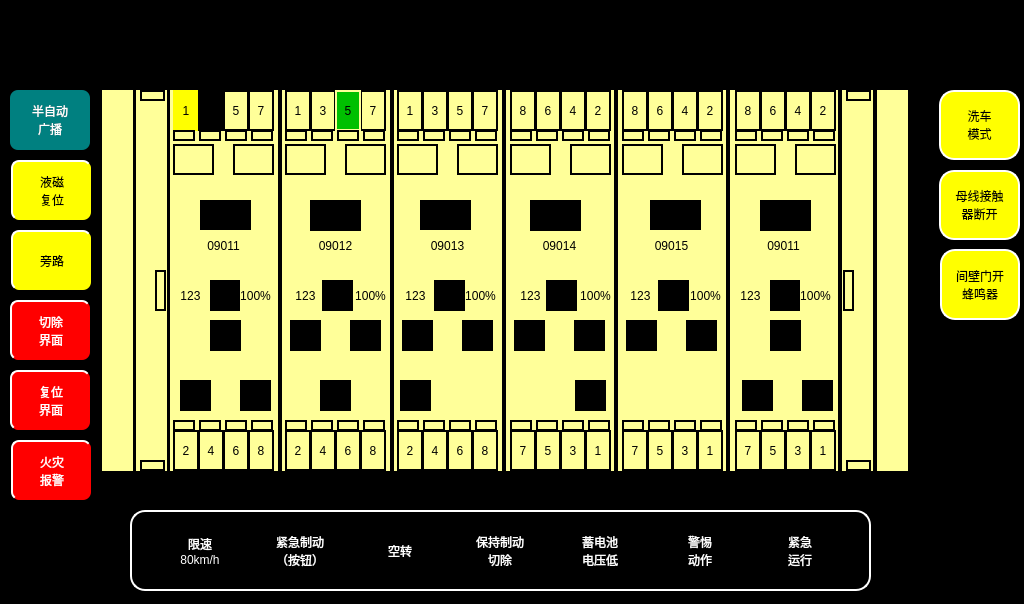
This is vehiclerunstatepage.ui in mayue-crrc/ShenyangMetro9DB as Qt 5 draws it before an edit. The edited form follows.
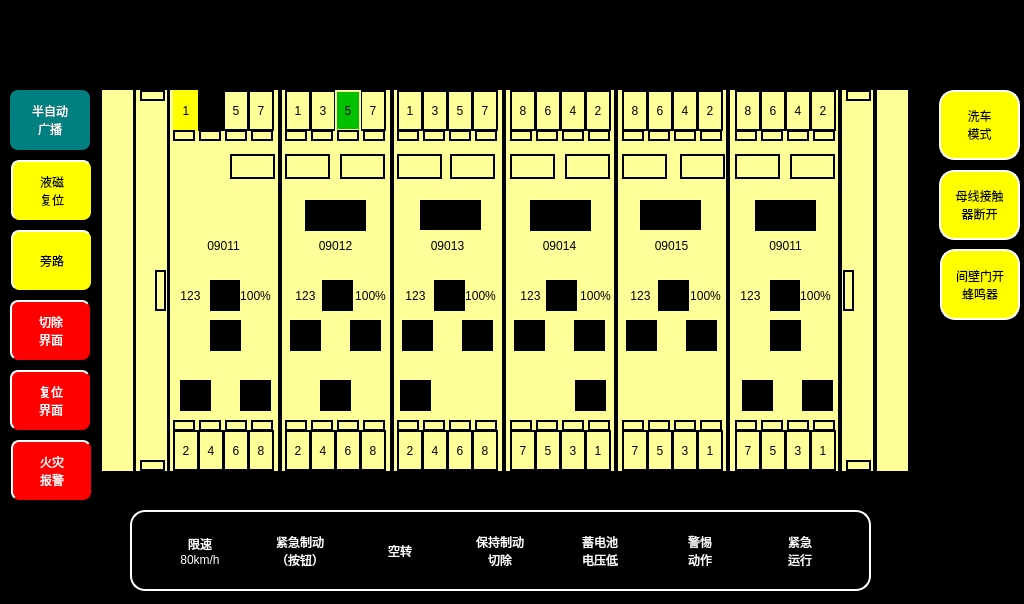
This is the edited form. Icons and pictures are not drawn.

Patch:
```diff
--- a/vehiclerunstatepage.ui
+++ b/vehiclerunstatepage.ui
@@ -942,16 +942,14 @@
    <property name="geometry">
     <rect>
      <x>173</x>
-     <y>144</y>
-     <width>41</width>
-     <height>31</height>
+     <y>154</y>
+     <width>45</width>
+     <height>25</height>
     </rect>
    </property>
    <property name="styleSheet">
-    <string notr="true">background-color: rgb(255,255,153);
-border:2px solid black;
-font: 20px  &quot;微软雅黑&quot;;
-color:black;
+    <string notr="true">background-color: transparent;
+border-image: url(:/images/images/Brelease.png);
 </string>
    </property>
    <property name="text">
@@ -964,10 +962,10 @@
   <widget class="QLabel" name="Tc1bg2lbl">
    <property name="geometry">
     <rect>
-     <x>233</x>
-     <y>144</y>
-     <width>41</width>
-     <height>31</height>
+     <x>230</x>
+     <y>154</y>
+     <width>45</width>
+     <height>25</height>
     </rect>
    </property>
    <property name="styleSheet">
@@ -987,14 +985,15 @@
   <widget class="QLabel" name="Tc1BCUlbl">
    <property name="geometry">
     <rect>
-     <x>200</x>
+     <x>195</x>
      <y>200</y>
-     <width>51</width>
+     <width>61</width>
      <height>31</height>
     </rect>
    </property>
    <property name="styleSheet">
-    <string notr="true"/>
+    <string notr="true">background-color:transparent;
+border-image: url(:/images/images/PBFault.png);</string>
    </property>
    <property name="text">
     <string/>
@@ -1348,10 +1347,10 @@
   <widget class="QLabel" name="Mp1bg2lbl">
    <property name="geometry">
     <rect>
-     <x>345</x>
-     <y>144</y>
-     <width>41</width>
-     <height>31</height>
+     <x>340</x>
+     <y>154</y>
+     <width>45</width>
+     <height>25</height>
     </rect>
    </property>
    <property name="styleSheet">
@@ -1371,9 +1370,9 @@
   <widget class="QLabel" name="Mp1BCUlbl">
    <property name="geometry">
     <rect>
-     <x>310</x>
+     <x>305</x>
      <y>200</y>
-     <width>51</width>
+     <width>61</width>
      <height>31</height>
     </rect>
    </property>
@@ -1460,9 +1459,9 @@
    <property name="geometry">
     <rect>
      <x>285</x>
-     <y>144</y>
-     <width>41</width>
-     <height>31</height>
+     <y>154</y>
+     <width>45</width>
+     <height>25</height>
     </rect>
    </property>
    <property name="styleSheet">
@@ -2150,7 +2149,7 @@
     <rect>
      <x>420</x>
      <y>200</y>
-     <width>51</width>
+     <width>61</width>
      <height>31</height>
     </rect>
    </property>
@@ -2168,9 +2167,9 @@
    <property name="geometry">
     <rect>
      <x>397</x>
-     <y>144</y>
-     <width>41</width>
-     <height>31</height>
+     <y>154</y>
+     <width>45</width>
+     <height>25</height>
     </rect>
    </property>
    <property name="styleSheet">
@@ -2190,10 +2189,10 @@
   <widget class="QLabel" name="M1bg2lbl">
    <property name="geometry">
     <rect>
-     <x>457</x>
-     <y>144</y>
-     <width>41</width>
-     <height>31</height>
+     <x>450</x>
+     <y>154</y>
+     <width>45</width>
+     <height>25</height>
     </rect>
    </property>
    <property name="styleSheet">
@@ -2623,9 +2622,9 @@
    <property name="geometry">
     <rect>
      <x>510</x>
-     <y>144</y>
-     <width>41</width>
-     <height>31</height>
+     <y>154</y>
+     <width>45</width>
+     <height>25</height>
     </rect>
    </property>
    <property name="styleSheet">
@@ -2724,10 +2723,10 @@
   <widget class="QLabel" name="M2bg1lbl">
    <property name="geometry">
     <rect>
-     <x>570</x>
-     <y>144</y>
-     <width>41</width>
-     <height>31</height>
+     <x>565</x>
+     <y>154</y>
+     <width>45</width>
+     <height>25</height>
     </rect>
    </property>
    <property name="styleSheet">
@@ -2749,7 +2748,7 @@
     <rect>
      <x>530</x>
      <y>200</y>
-     <width>51</width>
+     <width>61</width>
      <height>31</height>
     </rect>
    </property>
@@ -3153,9 +3152,9 @@
   <widget class="QLabel" name="Mp2BCUlbl">
    <property name="geometry">
     <rect>
-     <x>650</x>
+     <x>640</x>
      <y>200</y>
-     <width>51</width>
+     <width>61</width>
      <height>31</height>
     </rect>
    </property>
@@ -3191,10 +3190,10 @@
   <widget class="QLabel" name="Mp2bg1lbl">
    <property name="geometry">
     <rect>
-     <x>682</x>
-     <y>144</y>
-     <width>41</width>
-     <height>31</height>
+     <x>680</x>
+     <y>154</y>
+     <width>45</width>
+     <height>25</height>
     </rect>
    </property>
    <property name="styleSheet">
@@ -3237,9 +3236,9 @@
    <property name="geometry">
     <rect>
      <x>622</x>
-     <y>144</y>
-     <width>41</width>
-     <height>31</height>
+     <y>154</y>
+     <width>45</width>
+     <height>25</height>
     </rect>
    </property>
    <property name="styleSheet">
@@ -3666,7 +3665,7 @@
   <widget class="QLabel" name="Tc2TrainCodelbl">
    <property name="geometry">
     <rect>
-     <x>738</x>
+     <x>740</x>
      <y>230</y>
      <width>91</width>
      <height>31</height>
@@ -3688,10 +3687,10 @@
   <widget class="QLabel" name="Tc2bg1lbl">
    <property name="geometry">
     <rect>
-     <x>795</x>
-     <y>144</y>
-     <width>41</width>
-     <height>31</height>
+     <x>790</x>
+     <y>154</y>
+     <width>45</width>
+     <height>25</height>
     </rect>
    </property>
    <property name="styleSheet">
@@ -3711,9 +3710,9 @@
   <widget class="QLabel" name="Tc2BCUlbl">
    <property name="geometry">
     <rect>
-     <x>760</x>
+     <x>755</x>
      <y>200</y>
-     <width>51</width>
+     <width>61</width>
      <height>31</height>
     </rect>
    </property>
@@ -3731,9 +3730,9 @@
    <property name="geometry">
     <rect>
      <x>735</x>
-     <y>144</y>
-     <width>41</width>
-     <height>31</height>
+     <y>154</y>
+     <width>45</width>
+     <height>25</height>
     </rect>
    </property>
    <property name="styleSheet">
```
